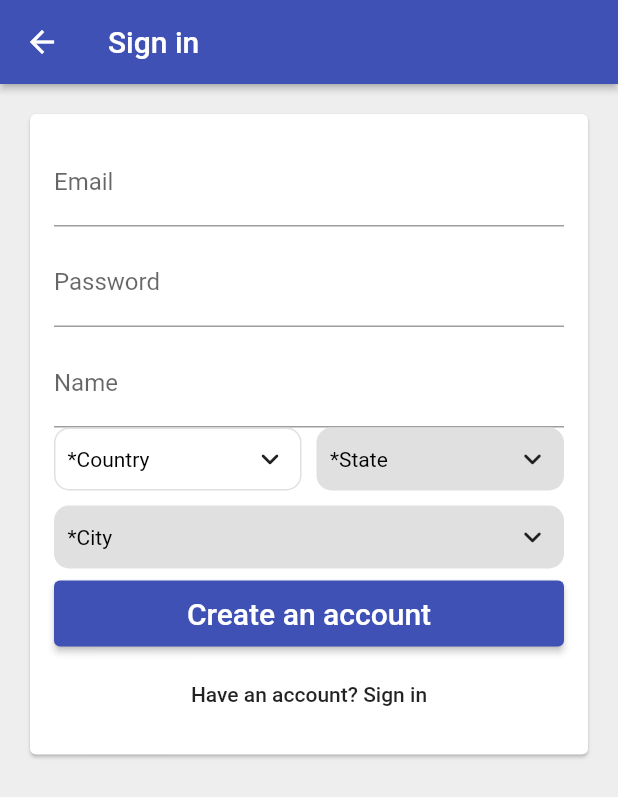
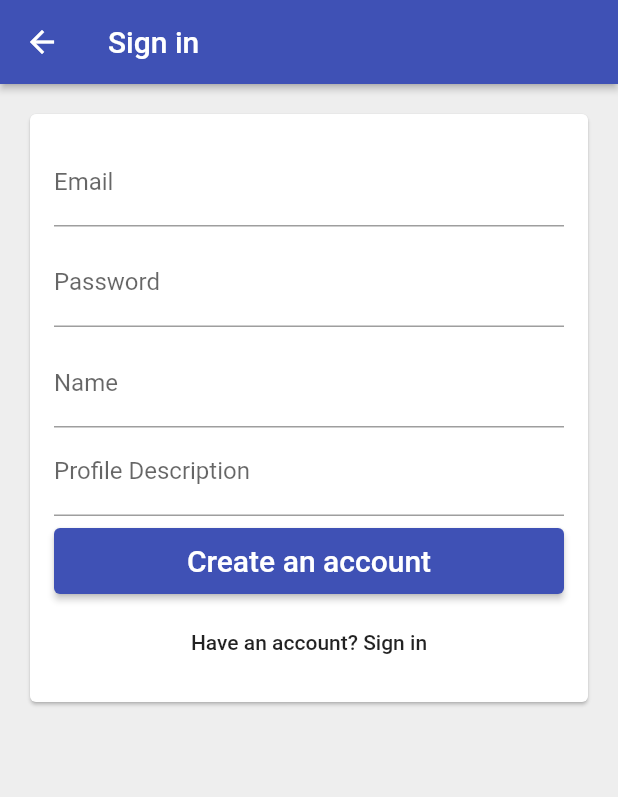
Before and after one commit to schavan6/BillTracker, a Flutter app: the EmailSignInPage screen opened directly with empty values, after a tap on "Need an account? Register", on a phone screen of 412 x 824 dp. Shown: the top 797 px of the screen. Run offline on Flutter 3.47's test engine with Material 2 defaults, Android fonts, the phone set to English and light mode, and no system bars; drawn by our look-alikes of csc_picker; our stand-ins replace cloud_firestore, firebase_auth, firebase_core, google_sign_in; missing offline and left inert: cloud_firestore_web, firebase_auth_web, firebase_core_web, google_sign_in_web; accounts and stored records are empty; network calls fail.

```diff
--- a/lib/app/BillList.dart
+++ b/lib/app/BillList.dart
@@ -189,7 +189,7 @@ class _BillListState extends State<BillList> {
                                                               size: 15)
                                                           : const Icon(
                                                               Icons
-                                                                  .thumb_up_outlined,
+                                                                    .thumb_up_outlined,
                                                               size: 15));
                                                 } else {
                                                   return IconButton(
--- a/lib/app/sign_in/email_sign_in_form.dart
+++ b/lib/app/sign_in/email_sign_in_form.dart
@@ -26,6 +26,8 @@ class _EmailSignInFormState extends State<EmailSignInForm> {
   final TextEditingController _emailController = TextEditingController();
   final TextEditingController _passwordController = TextEditingController();
   final TextEditingController _nameController = TextEditingController();
+  final TextEditingController _descController = TextEditingController();
+
 
   final CollectionReference _users = FirebaseFirestore.instance.collection('users');
 
@@ -41,11 +43,13 @@ class _EmailSignInFormState extends State<EmailSignInForm> {
         User? result = await widget.auth.createUserWithEmailAndPassword(_email, _password);
 
         final String name = _nameController.text;
+        final String desc = _descController.text;
         if (name != null) {
           result?.updateDisplayName(_nameController.text);
 
           await _users.doc(result?.uid).set({
             "name": name,
+            "desc": desc,
             "created_on": DateTime
                 .now()
                 .millisecondsSinceEpoch,
@@ -99,16 +103,22 @@ class _EmailSignInFormState extends State<EmailSignInForm> {
         obscureText: true,
       ),
       SizedBox(height: 8.0),
-      if(_formType == EmailSignInFormType.register) TextField(
+      if(_formType == EmailSignInFormType.register)
+        TextField(
           controller: _nameController,
           decoration: const InputDecoration(
           labelText: 'Name',
+        ),
       ),
+      if(_formType == EmailSignInFormType.register)
+        TextField(
+          controller: _descController,
+          decoration: const InputDecoration(
+            labelText: 'Profile Description',
+          ),
+        ),
 
-
-      ),
-
-      CSCPicker(
+      /*CSCPicker(
         ///Enable disable state dropdown [OPTIONAL PARAMETER]
         showStates: true,
 
@@ -195,7 +205,7 @@ class _EmailSignInFormState extends State<EmailSignInForm> {
             cityValue = value;
           });
         },
-      ),
+      )*/
       const SizedBox(height: 8.0),
       FormSubmitButton(
         text: primaryText,
```
Also changed, not shown: lib/app/RepProfile.dart (added, +33 -0 lines), lib/app/home_page.dart (+6 -3 lines), 1 other file.
